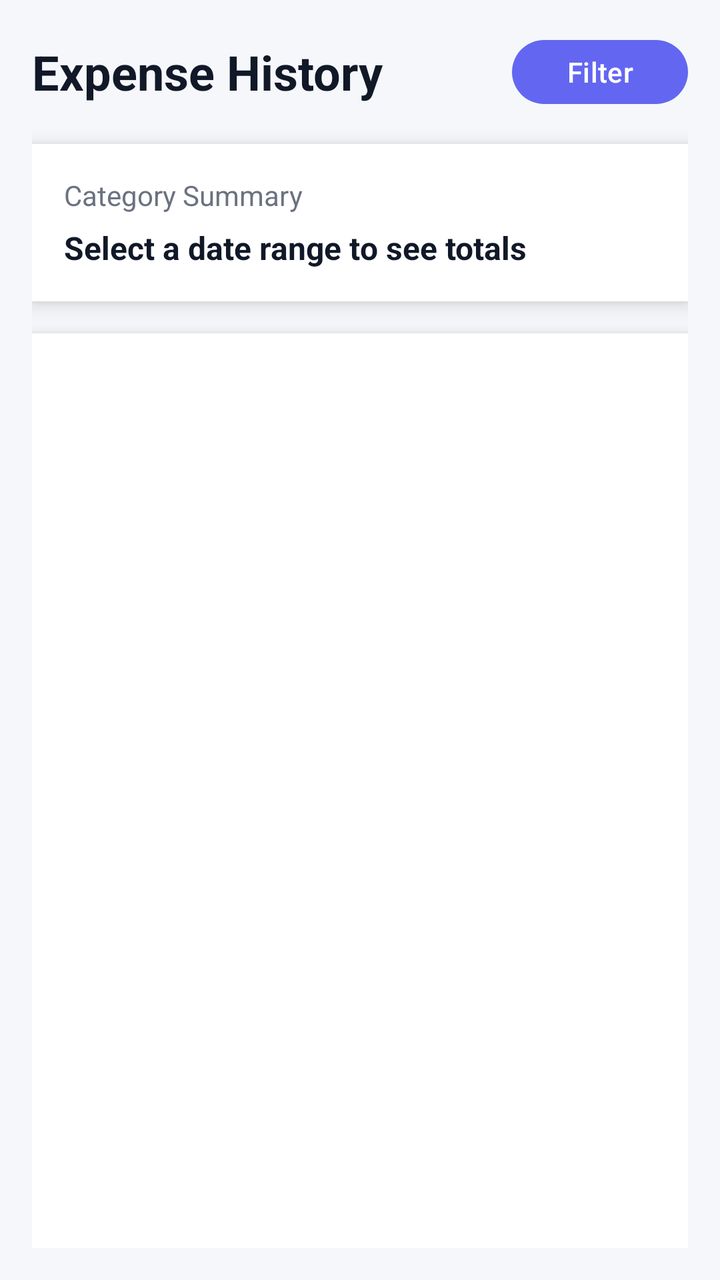
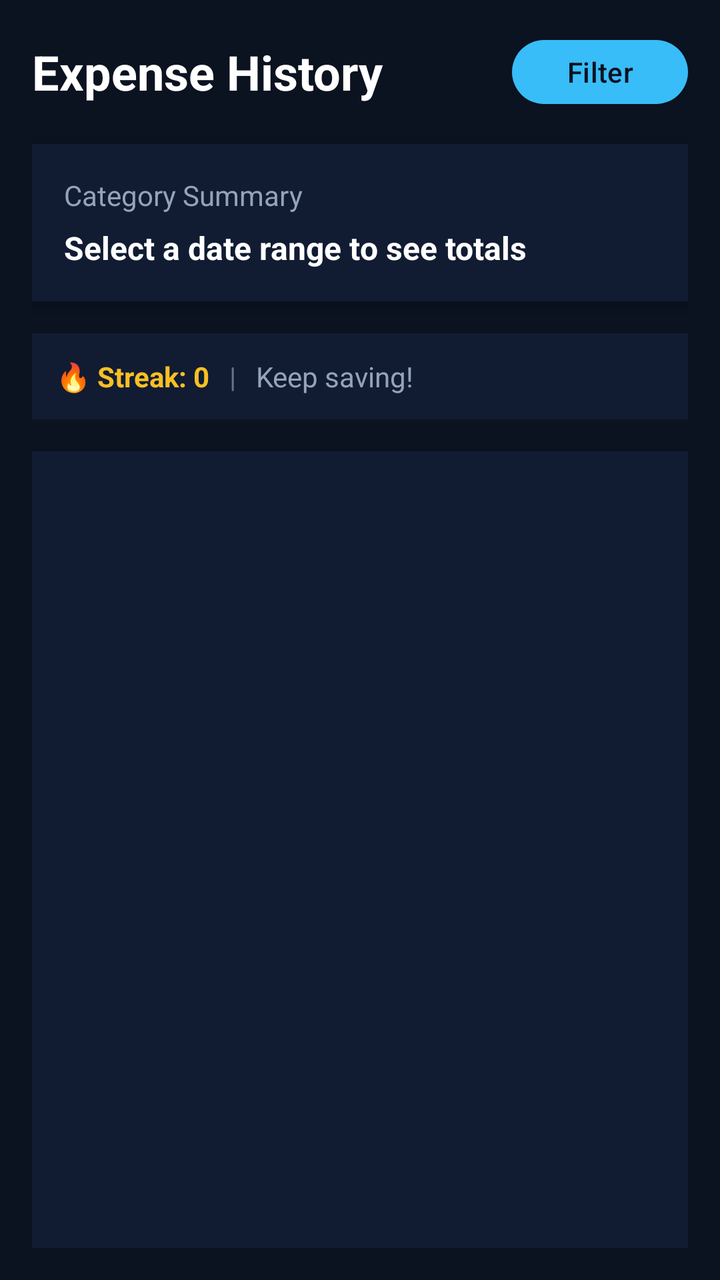

Before-and-after screenshots of an Android layout around one commit, followed by the original layout XML and the change that was made.
<!-- AndroidManifest.xml: application theme Theme.BudgetX -->
<!-- res/layout/activity_history.xml -->
<LinearLayout xmlns:android="http://schemas.android.com/apk/res/android"
    xmlns:app="http://schemas.android.com/apk/res-auto"
    android:layout_width="match_parent"
    android:layout_height="match_parent"
    android:orientation="vertical"
    android:background="#F5F7FB"
    android:padding="16dp">

    
    <LinearLayout
        android:layout_width="match_parent"
        android:layout_height="wrap_content"
        android:orientation="horizontal"
        android:gravity="center_vertical"
        android:layout_marginBottom="16dp">

        <TextView
            android:layout_width="0dp"
            android:layout_height="wrap_content"
            android:layout_weight="1"
            android:text="Expense History"
            android:textSize="24sp"
            android:textStyle="bold"
            android:textColor="#111827"/>

        <com.google.android.material.button.MaterialButton
            android:id="@+id/btnFilterDate"
            android:layout_width="wrap_content"
            android:layout_height="40dp"
            android:text="Filter"
            android:textAllCaps="false"
            app:cornerRadius="20dp"
            app:backgroundTint="#6366F1"
            android:textColor="#FFFFFF"/>
    </LinearLayout>

    
    <LinearLayout
        android:layout_width="match_parent"
        android:layout_height="wrap_content"
        android:orientation="vertical"
        android:background="#FFFFFF"
        android:padding="16dp"
        android:elevation="6dp"
        android:layout_marginBottom="16dp">

        <TextView
            android:layout_width="wrap_content"
            android:layout_height="wrap_content"
            android:text="Category Summary"
            android:textSize="14sp"
            android:textColor="#6B7280"/>

        <TextView
            android:id="@+id/tvCategorySummary"
            android:layout_width="wrap_content"
            android:layout_height="wrap_content"
            android:text="Select a date range to see totals"
            android:textSize="16sp"
            android:textStyle="bold"
            android:textColor="#111827"
            android:layout_marginTop="6dp"/>

    </LinearLayout>

    
    <LinearLayout
        android:layout_width="match_parent"
        android:layout_height="match_parent"
        android:orientation="vertical"
        android:background="#FFFFFF"
        android:elevation="6dp"
        android:padding="8dp">

        <androidx.recyclerview.widget.RecyclerView
            android:id="@+id/rvHistory"
            android:layout_width="match_parent"
            android:layout_height="match_parent"
            android:clipToPadding="false"
            android:padding="8dp"/>
    </LinearLayout>

</LinearLayout>
<!-- resources referenced by this layout -->
<resources>
  <style name="Theme.BudgetX" parent="Base.Theme.BudgetX" />
  <style name="Base.Theme.BudgetX" parent="Theme.Material3.DayNight.NoActionBar">
          
          
      </style>
</resources>

<!-- the commit's change to res/layout/activity_history.xml (unified diff, before → after) -->
@@ -1,9 +1,10 @@
+<?xml version="1.0" encoding="utf-8"?>
 <LinearLayout xmlns:android="http://schemas.android.com/apk/res/android"
     xmlns:app="http://schemas.android.com/apk/res-auto"
     android:layout_width="match_parent"
     android:layout_height="match_parent"
     android:orientation="vertical"
-    android:background="#F5F7FB"
+    android:background="#0B1220"
     android:padding="16dp">
 
     
@@ -21,7 +22,7 @@
             android:text="Expense History"
             android:textSize="24sp"
             android:textStyle="bold"
-            android:textColor="#111827"/>
+            android:textColor="#FFFFFF"/>
 
         <com.google.android.material.button.MaterialButton
             android:id="@+id/btnFilterDate"
@@ -30,8 +31,8 @@
             android:text="Filter"
             android:textAllCaps="false"
             app:cornerRadius="20dp"
-            app:backgroundTint="#6366F1"
-            android:textColor="#FFFFFF"/>
+            app:backgroundTint="#38BDF8"
+            android:textColor="#0B1220"/>
     </LinearLayout>
 
     
@@ -39,7 +40,7 @@
         android:layout_width="match_parent"
         android:layout_height="wrap_content"
         android:orientation="vertical"
-        android:background="#FFFFFF"
+        android:background="#111C33"
         android:padding="16dp"
         android:elevation="6dp"
         android:layout_marginBottom="16dp">
@@ -49,7 +50,7 @@
             android:layout_height="wrap_content"
             android:text="Category Summary"
             android:textSize="14sp"
-            android:textColor="#6B7280"/>
+            android:textColor="#94A3B8"/>
 
         <TextView
             android:id="@+id/tvCategorySummary"
@@ -58,9 +59,39 @@
             android:text="Select a date range to see totals"
             android:textSize="16sp"
             android:textStyle="bold"
-            android:textColor="#111827"
+            android:textColor="#FFFFFF"
             android:layout_marginTop="6dp"/>
+    </LinearLayout>
 
+    
+    <LinearLayout
+        android:layout_width="match_parent"
+        android:layout_height="wrap_content"
+        android:orientation="horizontal"
+        android:background="#111C33"
+        android:padding="12dp"
+        android:layout_marginBottom="16dp">
+
+        <TextView
+            android:id="@+id/tvHistoryStreak"
+            android:layout_width="wrap_content"
+            android:layout_height="wrap_content"
+            android:text="🔥 Streak: 0"
+            android:textColor="#FBBF24"
+            android:textStyle="bold"/>
+
+        <TextView
+            android:layout_width="wrap_content"
+            android:layout_height="wrap_content"
+            android:text="   |   "
+            android:textColor="#64748B"/>
+
+        <TextView
+            android:id="@+id/tvHistoryInsight"
+            android:layout_width="wrap_content"
+            android:layout_height="wrap_content"
+            android:text="Keep saving!"
+            android:textColor="#94A3B8"/>
     </LinearLayout>
 
     
@@ -68,7 +99,7 @@
         android:layout_width="match_parent"
         android:layout_height="match_parent"
         android:orientation="vertical"
-        android:background="#FFFFFF"
+        android:background="#111C33"
         android:elevation="6dp"
         android:padding="8dp">
 
